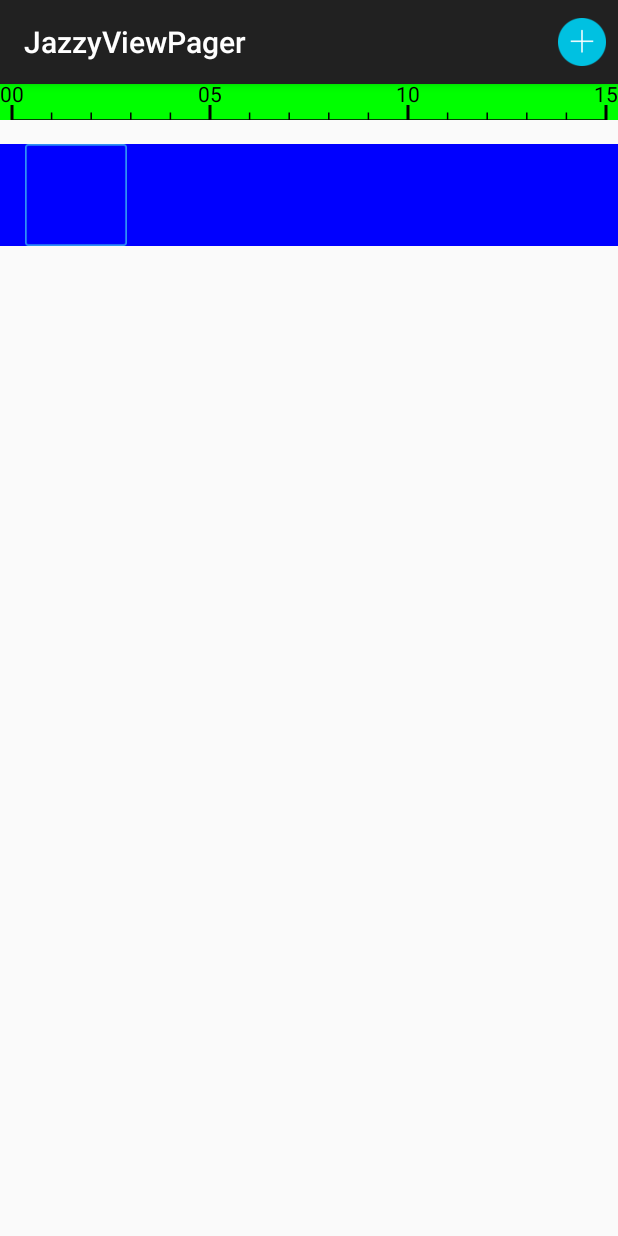
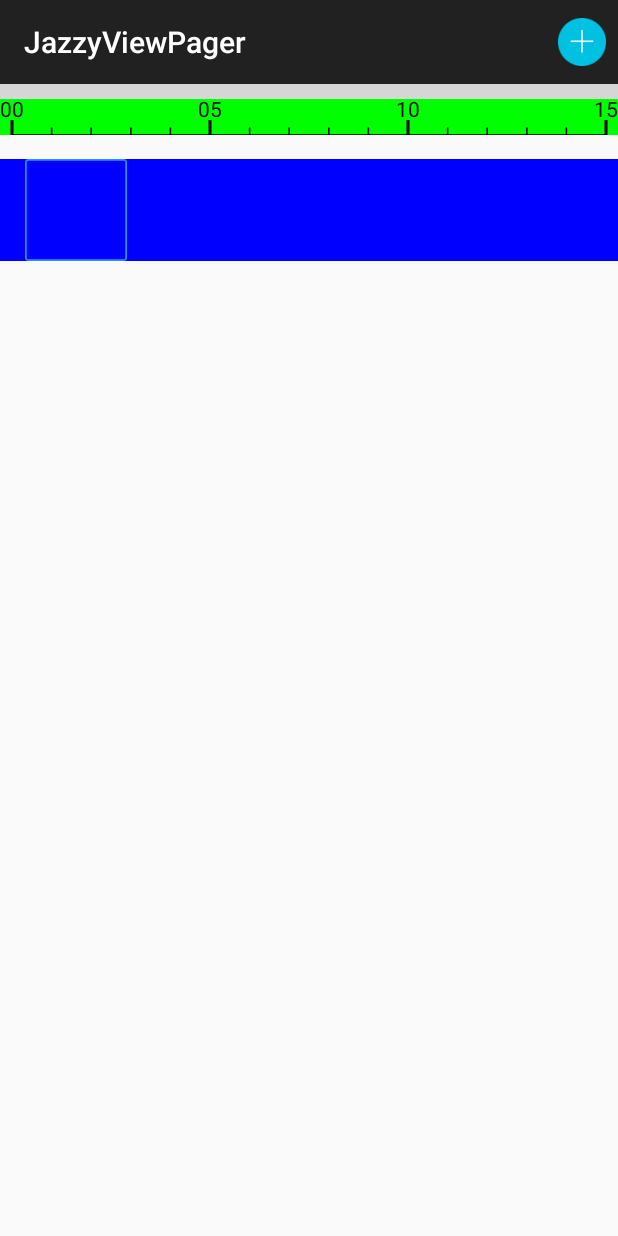
Before and after one commit to caixuejian/AndroidDemo, an Android app: the MainActivity screen opened directly, with no data from a screen before it, on a phone screen of 412 x 824 dp. Run offline under Robolectric (Android 15) with nearby library versions, the phone set to English and light mode, and no system bars; libraries missing offline, so code that uses them is left out: io.vov.vitamio; pictures from the network do not load; grey boxes are pictures that could not be loaded.

Commit message:
add surfaceview test

```diff
--- a/app/src/main/java/com/example/dinus/androiddemo/MainActivity.java
+++ b/app/src/main/java/com/example/dinus/androiddemo/MainActivity.java
@@ -5,6 +5,8 @@ import android.support.v4.app.FragmentManager;
 import android.support.v7.app.AppCompatActivity;
 import android.view.Menu;
 import android.view.MenuItem;
+import android.view.SurfaceHolder;
+import android.view.SurfaceView;
 import android.view.View;
 import android.widget.Toast;
 
@@ -13,11 +15,11 @@ import com.example.dinus.androiddemo.contextmenu.MenuAdapter;
 
 import java.util.ArrayList;
 
-
-public class MainActivity extends AppCompatActivity implements MenuAdapter.OnMenuItemClickListener {
+public class MainActivity extends AppCompatActivity implements MenuAdapter.OnMenuItemClickListener, SurfaceHolder.Callback{
 
     private FragmentManager fm;
     private ContextMenuFragment dialogFragment;
+    private SurfaceView surfaceView ;
 
     @Override
     protected void onCreate(Bundle savedInstanceState) {
@@ -25,6 +27,8 @@ public class MainActivity extends AppCompatActivity implements MenuAdapter.OnMen
         setContentView(R.layout.activity_main);
         fm = getSupportFragmentManager();
         dialogFragment = ContextMenuFragment.newInstance(getMenuObjects());
+        surfaceView = (SurfaceView) findViewById(R.id.surface);
+        surfaceView.getHolder().addCallback(this);
     }
 
     private ArrayList<Integer> getMenuObjects() {
@@ -65,4 +69,18 @@ public class MainActivity extends AppCompatActivity implements MenuAdapter.OnMen
         Toast.makeText(this, position + "position", Toast.LENGTH_LONG).show();
     }
 
+    @Override
+    public void surfaceCreated(SurfaceHolder holder) {
+        Toast.makeText(this, "surfaceCreated", Toast.LENGTH_LONG).show();
+    }
+
+    @Override
+    public void surfaceChanged(SurfaceHolder holder, int format, int width, int height) {
+
+    }
+
+    @Override
+    public void surfaceDestroyed(SurfaceHolder holder) {
+        Toast.makeText(this, "surfaceDestoryed", Toast.LENGTH_LONG).show();
+    }
 }
--- a/app/src/main/java/com/example/dinus/androiddemo/contextmenu/MenuAdapter.java
+++ b/app/src/main/java/com/example/dinus/androiddemo/contextmenu/MenuAdapter.java
@@ -73,7 +73,6 @@ public class MenuAdapter {
         resetAnimations();
         mAnimatorSetHideMenu = setOpenCloseAnimation(true);
         mAnimatorSetShowMenu = setOpenCloseAnimation(false);
-
     }
 
     private void init() {
--- a/app/src/main/res/layout/activity_main.xml
+++ b/app/src/main/res/layout/activity_main.xml
@@ -8,6 +8,10 @@
     android:gravity="center_horizontal"
     android:orientation="vertical">
 
+    <SurfaceView
+        android:id="@+id/surface"
+        android:layout_width="match_parent"
+        android:layout_height="10dp" />
     <com.example.dinus.androiddemo.RulerView
         android:layout_width="match_parent"
         android:layout_height="wrap_content"
```
